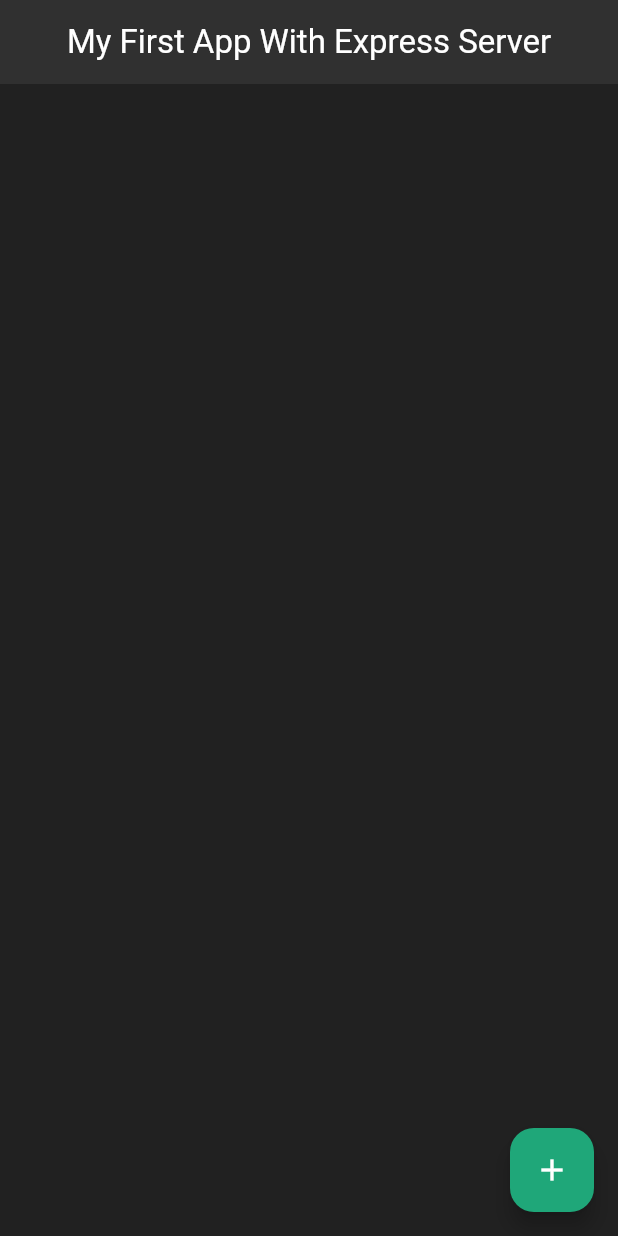
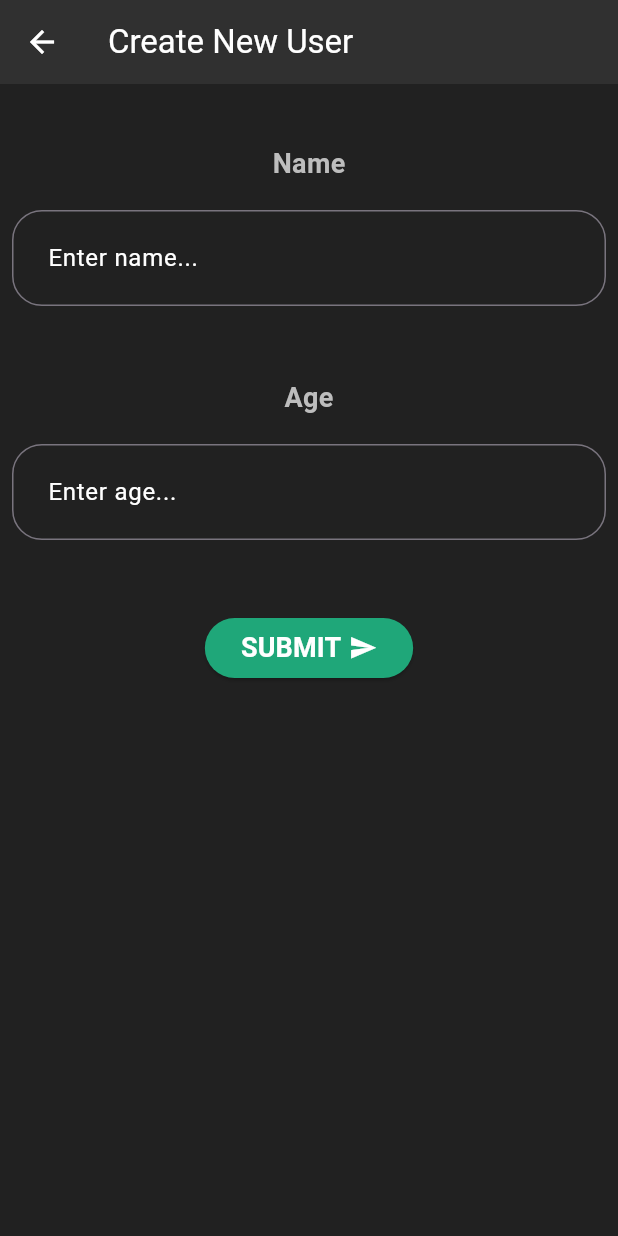
Before and after one commit to jinshin19/flutter_1, a Flutter app: the screen it shows after launch, after a tap on the "add" icon, on a phone screen of 412 x 824 dp. Run offline on Flutter 3.47's test engine with Material 3 defaults, Android fonts, the phone set to English and light mode, and no system bars; network calls fail.

Commit message:
feat/added add new user and get all users

```diff
--- a/app/lib/components.dart
+++ b/app/lib/components.dart
@@ -23,9 +23,9 @@ class _MyWidgetState extends State<UserComponent> {
             child: GestureDetector(
               onTap: () {
                 Navigator.pushNamed(context, '/user', arguments: {
-                  'id': widget.data['id'],
-                  'name': widget.data['name'],
-                  'age': widget.data['age'],
+                  'id': widget.data['id'].toString(),
+                  'name': widget.data['name'].toString(),
+                  'age': widget.data['age'].toString(),
                 });
               },
               child: Row(
@@ -34,7 +34,7 @@ class _MyWidgetState extends State<UserComponent> {
                     flex: 1,
                     child: Center(
                       child: Text(
-                        widget.data['id'],
+                        widget.data['id'].toString(),
                         style: TextStyle(
                           color: Colors.white,
                           fontSize: 20,
--- a/app/lib/main.dart
+++ b/app/lib/main.dart
@@ -1,3 +1,4 @@
+import 'package:app/pages/add.dart';
 import 'package:flutter/material.dart';
 import 'pages/index.dart';
 import 'pages/user.info.dart';
@@ -18,6 +19,7 @@ void main() {
             age: val['age'],
           );
         },
+        '/add': (context) => AddUserComponent(),
       },
     ),
   );
--- /dev/null
+++ b/app/lib/pages/add.dart
@@ -0,0 +1,184 @@
+import 'dart:convert';
+
+import 'package:flutter/material.dart';
+import 'package:http/http.dart' as http;
+
+class AddUserComponent extends StatefulWidget {
+  const AddUserComponent({super.key});
+
+  @override
+  State<AddUserComponent> createState() => _AddUserComponentState();
+}
+
+class _AddUserComponentState extends State<AddUserComponent> {
+  TextEditingController _name = TextEditingController();
+  TextEditingController _age = TextEditingController();
+
+  void submitHandler() async {
+    final request = await http.post(
+      Uri.parse('http://10.0.2.2:5000/users'),
+      headers: {
+        'Content-Type': 'application/json',
+      },
+      body: jsonEncode(
+        {
+          'name': _name.text,
+          'age': _age.text,
+        },
+      ),
+    );
+    if (request.statusCode == 201) {
+      _name.clear();
+      _age.clear();
+      Navigator.pushNamed(context, '/');
+    }
+  }
+
+  @override
+  Widget build(BuildContext context) {
+    return Scaffold(
+      backgroundColor: Colors.grey[900],
+      appBar: AppBar(
+        backgroundColor: Colors.grey[850],
+        foregroundColor: Colors.white,
+        title: Text(
+          "Create New User",
+        ),
+      ),
+      body: Column(
+        children: [
+          SizedBox(
+            height: 40,
+          ),
+          Text(
+            "Name",
+            style: TextStyle(
+              color: Colors.grey[400],
+              fontWeight: FontWeight.bold,
+              fontSize: 18,
+            ),
+          ),
+          SizedBox(
+            height: 10,
+          ),
+          Padding(
+            padding: const EdgeInsets.all(8.0),
+            child: TextField(
+              controller: _name,
+              style: TextStyle(
+                color: Colors.white,
+              ),
+              cursorColor: Colors.white,
+              decoration: InputDecoration(
+                contentPadding: EdgeInsets.all(20),
+                hintStyle: TextStyle(
+                  color: Colors.white,
+                ),
+                filled: false,
+                hintText: "Enter name...",
+                fillColor: Colors.white,
+                focusColor: Colors.white,
+                focusedBorder: OutlineInputBorder(
+                  borderRadius: BorderRadius.all(
+                    Radius.circular(20),
+                  ),
+                  borderSide: BorderSide(color: Colors.white),
+                ),
+                border: OutlineInputBorder(
+                  borderRadius: BorderRadius.all(
+                    Radius.circular(20),
+                  ),
+                  borderSide: BorderSide(color: Colors.white),
+                ),
+              ),
+            ),
+          ),
+          SizedBox(
+            height: 40,
+          ),
+          Text(
+            "Age",
+            style: TextStyle(
+              color: Colors.grey[400],
+              fontWeight: FontWeight.bold,
+              fontSize: 18,
+            ),
+          ),
+          SizedBox(
+            height: 10,
+          ),
+          Padding(
+            padding: const EdgeInsets.all(8.0),
+            child: TextField(
+              controller: _age,
+              keyboardType: TextInputType.number,
+              style: TextStyle(
+                color: Colors.white,
+              ),
+              cursorColor: Colors.white,
+              decoration: InputDecoration(
+                contentPadding: EdgeInsets.all(20),
+                hintStyle: TextStyle(
+                  color: Colors.white,
+                ),
+                filled: false,
+                hintText: "Enter age...",
+                fillColor: Colors.white,
+                focusColor: Colors.white,
+                focusedBorder: OutlineInputBorder(
+                  borderRadius: BorderRadius.all(
+                    Radius.circular(20),
+                  ),
+                  borderSide: BorderSide(color: Colors.white),
+                ),
+                border: OutlineInputBorder(
+                  borderRadius: BorderRadius.all(
+                    Radius.circular(20),
+                  ),
+                  borderSide: BorderSide(color: Colors.white),
+                ),
+              ),
+            ),
+          ),
+          SizedBox(
+            height: 40,
+          ),
+          Row(
+            mainAxisAlignment: MainAxisAlignment.center,
+            children: [
+              ElevatedButton(
+                onPressed: () {
+                  submitHandler();
+                },
+                style: ElevatedButton.styleFrom(
+                  backgroundColor: Color.fromARGB(255, 31, 167, 121),
+                ),
+                child: Row(
+                  mainAxisAlignment: MainAxisAlignment.spaceAround,
+                  children: [
+                    Text(
+                      "SUBMIT",
+                      style: TextStyle(
+                        color: Colors.white,
+                        fontWeight: FontWeight.bold,
+                        fontSize: 18,
+                      ),
+                    ),
+                    SizedBox(
+                      width: 5,
+                    ),
+                    Icon(
+                      Icons.send,
+                      color: Colors.white,
+                      size: 19,
+                    ),
+                  ],
+                ),
+              ),
+            ],
+          )
+        ],
+      ),
+    );
+  }
+}
--- a/app/lib/pages/index.dart
+++ b/app/lib/pages/index.dart
@@ -55,7 +55,9 @@ class _MyWidgetState extends State<IndexComponent> {
         ),
       ),
       floatingActionButton: FloatingActionButton(
-        onPressed: () {},
+        onPressed: () {
+          Navigator.pushNamed(context, '/add');
+        },
         backgroundColor: Color.fromARGB(255, 31, 167, 121),
         foregroundColor: Colors.white,
         child: Icon(
--- a/app/lib/pages/user.info.dart
+++ b/app/lib/pages/user.info.dart
@@ -1,10 +1,11 @@
 import 'package:flutter/material.dart';
 
 class UserInfoComponent extends StatelessWidget {
-  final id;
-  final name;
-  final age;
-  const UserInfoComponent({this.id, this.name, this.age, Key? key})
+  final dynamic id;
+  final dynamic name;
+  final dynamic age;
+  const UserInfoComponent(
+      {required this.id, required this.name, required this.age, Key? key})
       : super(key: key);
 
   @override
@@ -36,7 +37,7 @@ class UserInfoComponent extends StatelessWidget {
               height: 5,
             ),
             Text(
-              id,
+              '$id',
               style: TextStyle(
                 color: Color.fromARGB(255, 31, 167, 121),
                 fontSize: 30,
@@ -76,7 +77,7 @@ class UserInfoComponent extends StatelessWidget {
               height: 5,
             ),
             Text(
-              age,
+              '$age',
               style: TextStyle(
                 color: Color.fromARGB(255, 31, 167, 121),
                 fontSize: 30,
```
Also changed, not shown: 4 other files.
